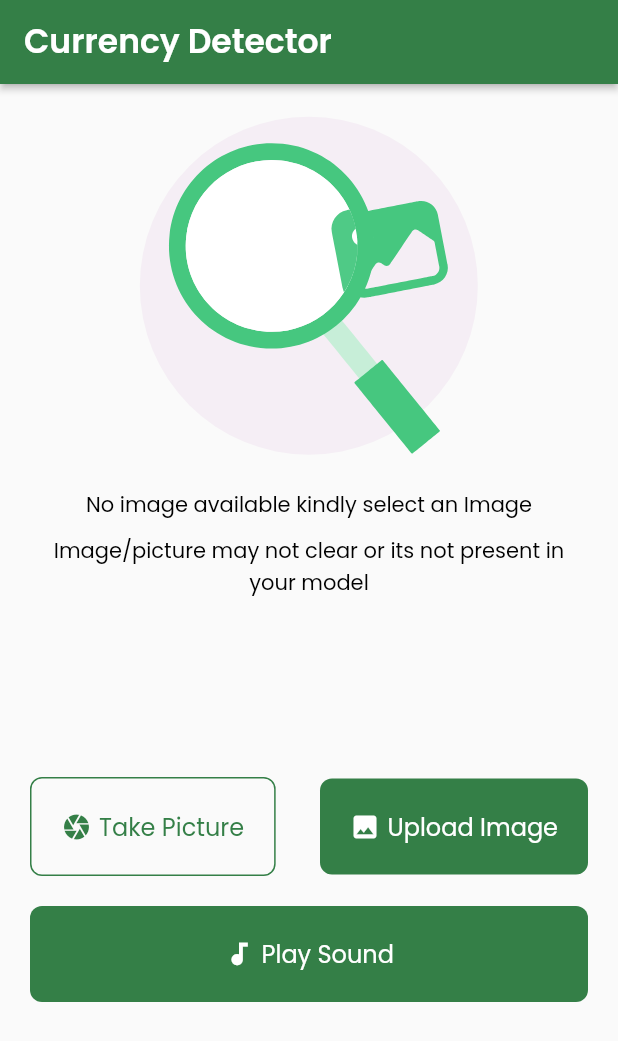
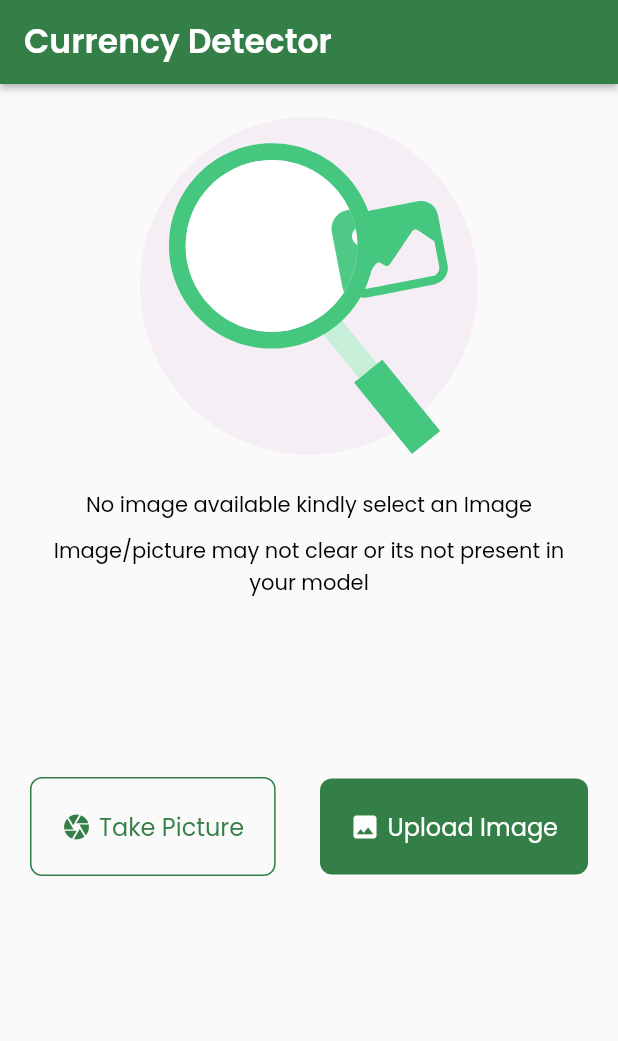
Before and after one commit to Damscozy/currency_recognition, a Flutter app: the screen it shows after launch, on a phone screen of 412 x 824 dp. Shown: the top 1041 px of the screen. Run offline on Flutter 3.47's test engine with Material 2 defaults, Android fonts, the phone set to English and light mode, and no system bars; our stand-ins replace audioplayers, flutter_native_splash, gap, google_fonts, image_picker, lottie; missing offline and left inert: flutter_tflite.

Commit message:
updated app ui

```diff
--- a/lib/homepage.dart
+++ b/lib/homepage.dart
@@ -212,10 +212,12 @@ class _MyHomePageState extends State<MyHomePage> {
                             mainAxisAlignment: MainAxisAlignment.start,
                             crossAxisAlignment: CrossAxisAlignment.end,
                             children: [
-                              Expanded(
+                              SizedBox(
+                                width: 200,
                                 child: Text(
                                   'Currency Name (Note):',
                                   textAlign: TextAlign.left,
+                                  overflow: TextOverflow.clip,
                                   style: GoogleFonts.inter(
                                     color: Color(0xFF347F47),
                                     fontSize: 20,
@@ -448,9 +450,7 @@ class _MyHomePageState extends State<MyHomePage> {
                                 ),
                                 const Gap(5),
                                 Text(
-                                  _image == null
-                                      ? 'Upload Image'
-                                      : 'Re-upload Image',
+                                  _image == null ? 'Upload Image' : 'Re-upload',
                                   style: GoogleFonts.poppins(
                                     color: Colors.white,
                                     fontSize: 16,
@@ -463,7 +463,9 @@ class _MyHomePageState extends State<MyHomePage> {
                       ],
                     ),
                     const Gap(20),
-                    InkWell(
+                    _image == null
+                        ? Container()
+                        : InkWell(
                             onTap: () async {
                               print('Sound Button pressed ...');
                               playSound();
```
Lines whose indentation alone changed are shown as unchanged.
